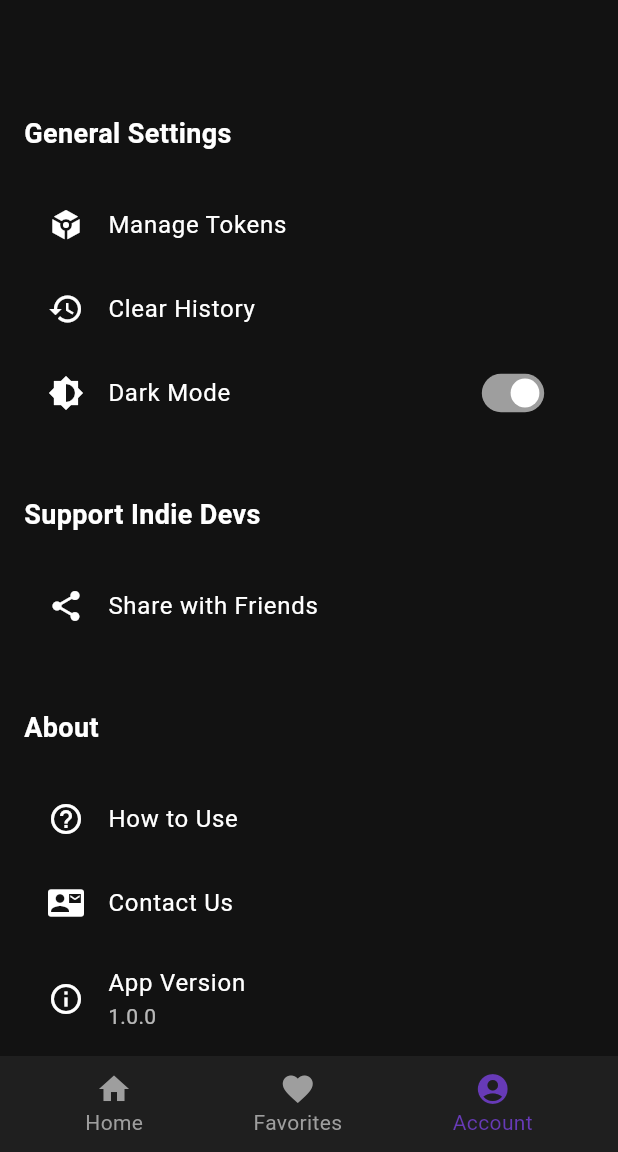
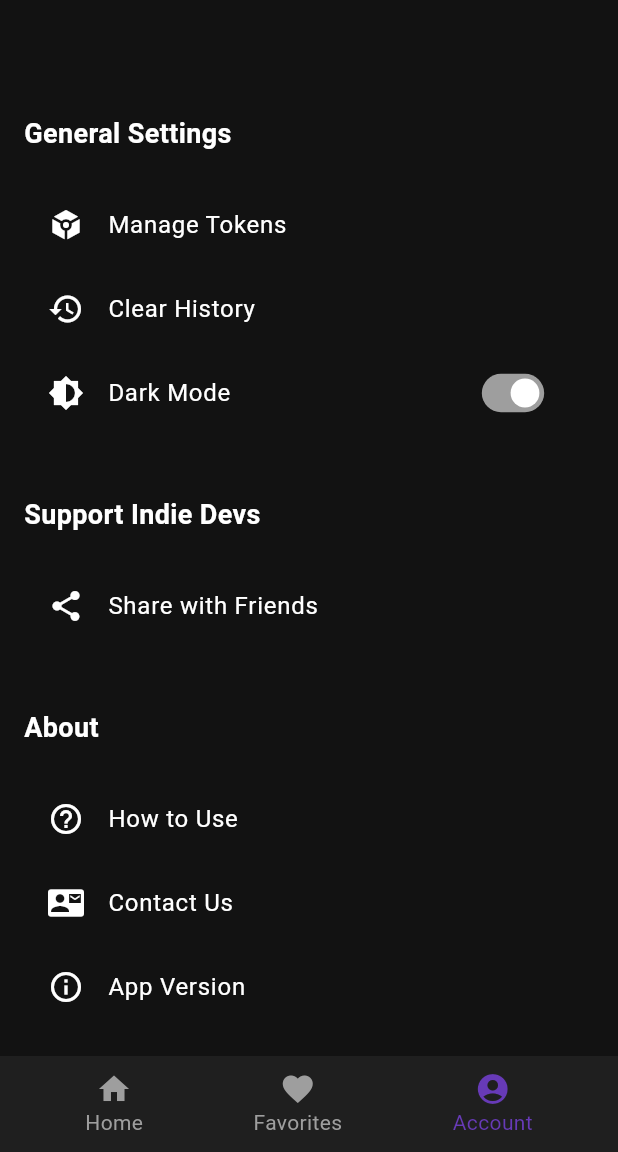
Before and after one commit to keypuncheralwin/clarify, a Flutter app: the screen it shows once a user with an empty profile is signed in, item 3 of the bottom bar chosen, on a phone screen of 412 x 824 dp, the part 84-1236 px from its top. Run offline on Flutter 3.47's test engine with Material 3 defaults, Android fonts, the phone set to English and light mode, and no system bars; our stand-ins replace firebase_auth, firebase_core, flutter_dotenv, flutter_riverpod, shared_preferences, shimmer; accounts and stored records are empty; generated files the repository leaves out were written again; network calls fail.

Commit message:
feat: added dot env to manage url and app version

```diff
--- a/app/lib/api/auth_service.dart
+++ b/app/lib/api/auth_service.dart
@@ -1,9 +1,10 @@
 import 'dart:convert';
+import 'package:flutter_dotenv/flutter_dotenv.dart';
 import 'package:http/http.dart' as http;
 
 class AuthService {
-  static const String baseUrl =
-      'https://8743-122-150-251-249.ngrok-free.app/clarify-c7c86/us-central1/api'; // Replace with your backend URL
+  static final String baseUrl = dotenv.env['BASE_URL'] ??
+      ''; // Use environment variable; // Replace with your backend URL
 
   static Future<void> sendVerificationCode(String email) async {
     final response = await http.post(
--- a/app/lib/api/user_history_service.dart
+++ b/app/lib/api/user_history_service.dart
@@ -1,10 +1,11 @@
 import 'dart:convert';
+import 'package:flutter_dotenv/flutter_dotenv.dart';
 import 'package:http/http.dart' as http;
 import 'package:firebase_auth/firebase_auth.dart';
 
 class UserHistoryService {
-  static const String baseUrl =
-      'https://8743-122-150-251-249.ngrok-free.app/clarify-c7c86/us-central1/api'; // Replace with your backend URL
+  static final String baseUrl =
+      dotenv.env['BASE_URL'] ?? ''; // Replace with your backend URL
 
   static Future<Map<String, dynamic>> fetchUserHistory(int pageSize,
       {String? pageToken, String searchKeyword = ''}) async {
--- a/app/lib/main.dart
+++ b/app/lib/main.dart
@@ -2,6 +2,7 @@ import 'package:clarify/providers/user_history_notifier.dart';
 import 'package:firebase_core/firebase_core.dart';
 import 'package:flutter/material.dart';
 import 'package:flutter/services.dart';
+import 'package:flutter_dotenv/flutter_dotenv.dart';
 import 'package:flutter_riverpod/flutter_riverpod.dart';
 import 'package:clarify/screens/main_screen.dart';
 import 'package:clarify/providers/theme_provider.dart';
@@ -9,6 +10,7 @@ import 'firebase_options.dart'; // Generated by Firebase CLI
 
 void main() async {
   WidgetsFlutterBinding.ensureInitialized();
+  await dotenv.load(fileName: ".env"); // Load environment variables
   await Firebase.initializeApp(
     options: DefaultFirebaseOptions.currentPlatform,
   );
--- a/app/lib/providers/theme_provider.dart
+++ b/app/lib/providers/theme_provider.dart
@@ -7,7 +7,7 @@ final themeProvider = StateNotifierProvider<ThemeNotifier, ThemeData>((ref) {
 });
 
 class ThemeNotifier extends StateNotifier<ThemeData> {
-  ThemeNotifier() : super(_lightTheme) {
+  ThemeNotifier() : super(_darkTheme) {
     _loadTheme();
   }
 
--- a/app/lib/screens/account_screen.dart
+++ b/app/lib/screens/account_screen.dart
@@ -1,4 +1,5 @@
 import 'package:flutter/material.dart';
+import 'package:flutter_dotenv/flutter_dotenv.dart';
 import 'package:flutter_riverpod/flutter_riverpod.dart';
 import 'package:clarify/providers/theme_provider.dart';
 import 'package:clarify/providers/auth_provider.dart';
@@ -27,7 +28,8 @@ class AccountScreen extends ConsumerWidget {
                       },
                       style: ElevatedButton.styleFrom(
                         backgroundColor: Colors.deepPurple,
-                        padding: const EdgeInsets.symmetric(horizontal: 32, vertical: 12),
+                        padding: const EdgeInsets.symmetric(
+                            horizontal: 32, vertical: 12),
                       ),
                       child: const Text(
                         'Sign in or create an account',
@@ -134,7 +136,7 @@ class AccountScreen extends ConsumerWidget {
               context,
               icon: Icons.info_outline,
               title: 'App Version',
-              subtitle: '1.0.0', // Replace with actual app version
+              subtitle: dotenv.env['APP_VER'],
               isDarkMode: isDarkMode,
             ),
             if (user != null)
@@ -174,7 +176,8 @@ class AccountScreen extends ConsumerWidget {
       subtitle: subtitle != null
           ? Text(
               subtitle,
-              style: TextStyle(color: isDarkMode ? Colors.white70 : Colors.black54),
+              style: TextStyle(
+                  color: isDarkMode ? Colors.white70 : Colors.black54),
             )
           : null,
       trailing: trailing,
```
Also changed, not shown: app/pubspec.yaml (+3 -5 lines).
